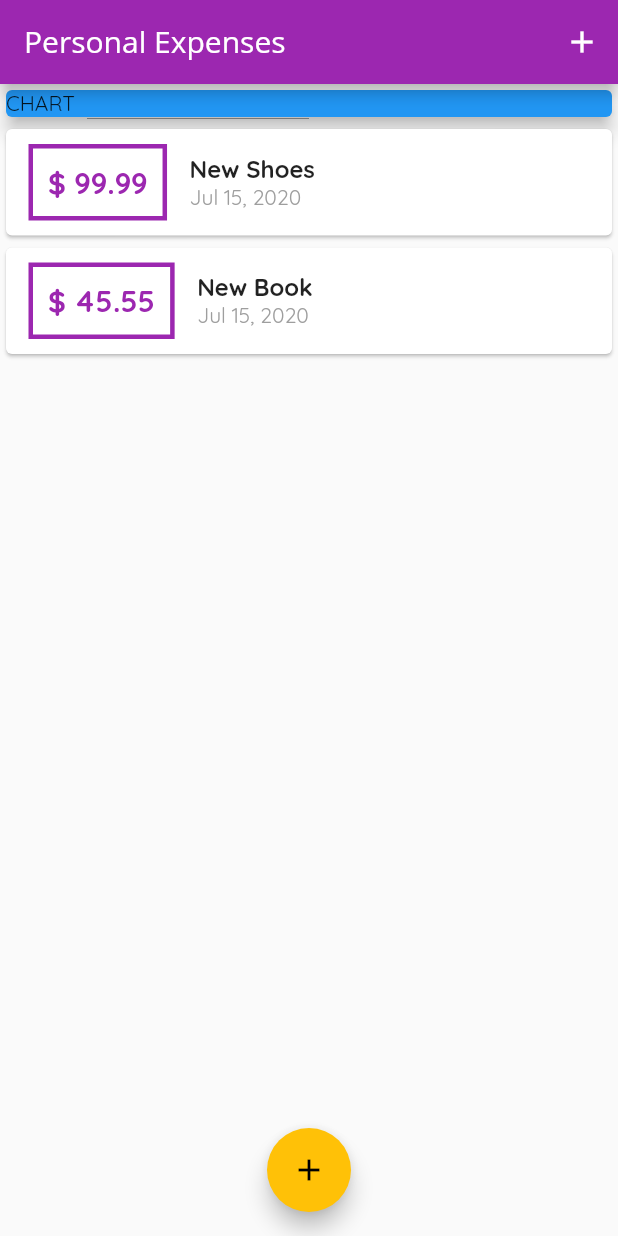
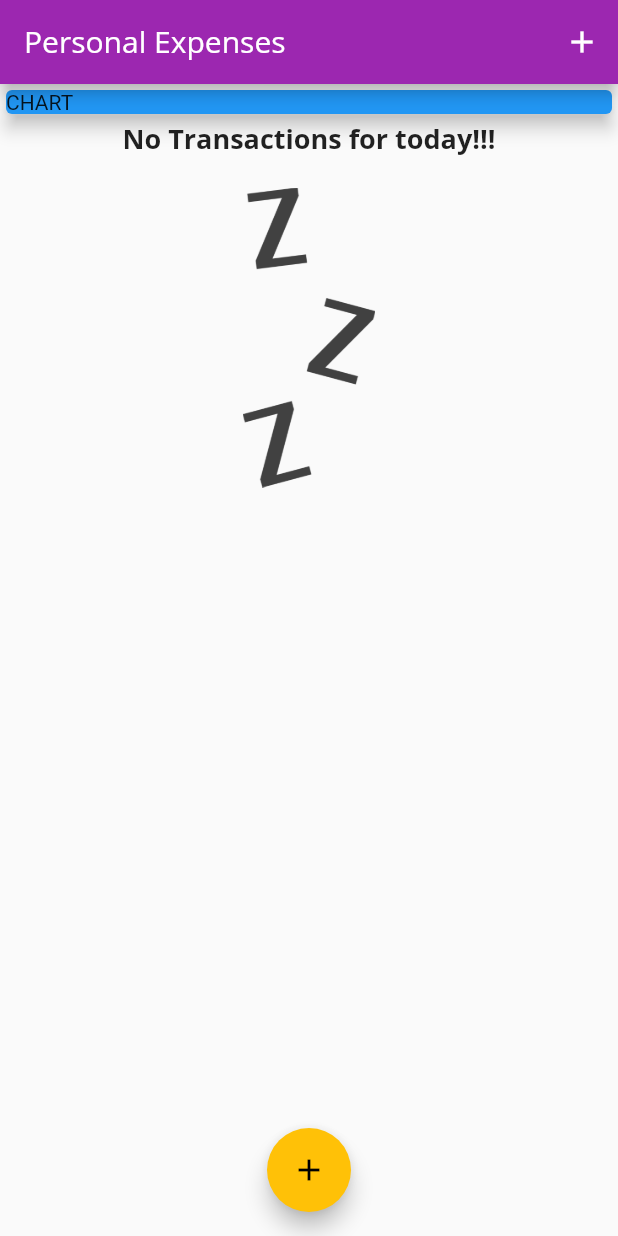
Before and after one commit to Blaezy/Personal_expenses, a Flutter app: the screen it shows after launch, on a phone screen of 412 x 824 dp. Run offline on Flutter 3.47's test engine with Material 2 defaults, Android fonts, the phone set to English and light mode, and no system bars.

Commit message:
added assets for no transactions and updated pubspec.yaml

```diff
--- a/lib/main.dart
+++ b/lib/main.dart
@@ -11,9 +11,18 @@ class MyApp extends StatelessWidget {
     return MaterialApp(
       title: 'Personal Expenses',
       theme: ThemeData(
-          primarySwatch: Colors.purple,
-          accentColor: Colors.amber,
-          fontFamily: 'Quicksand'),
+        primarySwatch: Colors.purple,
+        accentColor: Colors.amber,
+        fontFamily: 'Quicksand',
+        textTheme: ThemeData.light().textTheme.copyWith(
+            headline6: TextStyle(
+                fontFamily: 'OpenSans',
+                fontWeight: FontWeight.bold,
+                fontSize: 18)),
+        appBarTheme: AppBarTheme(
+            textTheme: ThemeData.light().textTheme.copyWith(
+                headline6: TextStyle(fontFamily: 'OpenSans', fontSize: 20))),
+      ),
       home: MyHomePage(),
     );
   }
@@ -26,13 +35,13 @@ class MyHomePage extends StatefulWidget {
 
 class _MyHomePageState extends State<MyHomePage> {
   final List<Transaction> _userTransactions = [
-    Transaction(
-      id: "t1",
-      price: 99.99,
-      title: "New Shoes",
-      date: DateTime.now(),
-    ),
-    Transaction(id: "t2", title: "New Book", price: 45.55, date: DateTime.now())
+    // Transaction(
+    //   id: "t1",
+    //   price: 99.99,
+    //   title: "New Shoes",
+    //   date: DateTime.now(),
+    // ),
+    // Transaction(id: "t2", title: "New Book", price: 45.55, date: DateTime.now())
   ];
 
   void addNewTransaction(String txtitle, double amount) {
@@ -64,7 +73,6 @@ class _MyHomePageState extends State<MyHomePage> {
       appBar: AppBar(
         title: Text(
           'Personal Expenses',
-          style: TextStyle(fontFamily: 'OpenSans'),
         ),
         actions: <Widget>[
           IconButton(
--- a/lib/widgets/transaction_list.dart
+++ b/lib/widgets/transaction_list.dart
@@ -9,16 +9,31 @@ class TransactionList extends StatelessWidget {
   Widget build(BuildContext context) {
     return Container(
       height: 300,
-      child: ListView.builder(
+      child: transactions.isEmpty
+          ? Column(
+              children: <Widget>[
+                Text(
+                  "No Transactions for today!!!",
+                  style: Theme.of(context).textTheme.headline6,
+                ),
+                SizedBox(height: 20),
+                Container(
+                    height: 200,
+                    child: Image.asset('assets/images/waiting.png'))
+              ],
+            )
+          : ListView.builder(
               itemBuilder: (ctx, index) {
                 return Card(
                   child: Row(
                     children: <Widget>[
                       Container(
-                    margin: EdgeInsets.symmetric(vertical: 10, horizontal: 15),
+                          margin: EdgeInsets.symmetric(
+                              vertical: 10, horizontal: 15),
                           decoration: BoxDecoration(
                               border: Border.all(
-                            color: Theme.of(context).primaryColor, width: 3)),
+                                  color: Theme.of(context).primaryColor,
+                                  width: 3)),
                           padding: EdgeInsets.all(10),
                           child: Text(
                             "\$ ${transactions[index].price.toStringAsFixed(2)}",
@@ -32,10 +47,7 @@ class TransactionList extends StatelessWidget {
                         children: <Widget>[
                           Text(
                             transactions[index].title,
-                      style: TextStyle(
-                        fontWeight: FontWeight.bold,
-                        fontSize: 16,
-                      ),
+                            style: Theme.of(context).textTheme.headline6,
                             textAlign: TextAlign.end,
                           ),
                           Text(
--- a/pubspec.yaml
+++ b/pubspec.yaml
@@ -46,8 +46,8 @@ flutter:
   uses-material-design: true
 
   # To add assets to your application, add an assets section, like this:
-  # assets:
-  #   - images/a_dot_burr.jpeg
+  assets:
+    - assets/images/waiting.png
   #   - images/a_dot_ham.jpeg
 
   # An image asset can refer to one or more resolution-specific "variants", see
```
Also changed, not shown: assets/images/waiting.png (added). Lines whose indentation alone changed are shown as unchanged.
